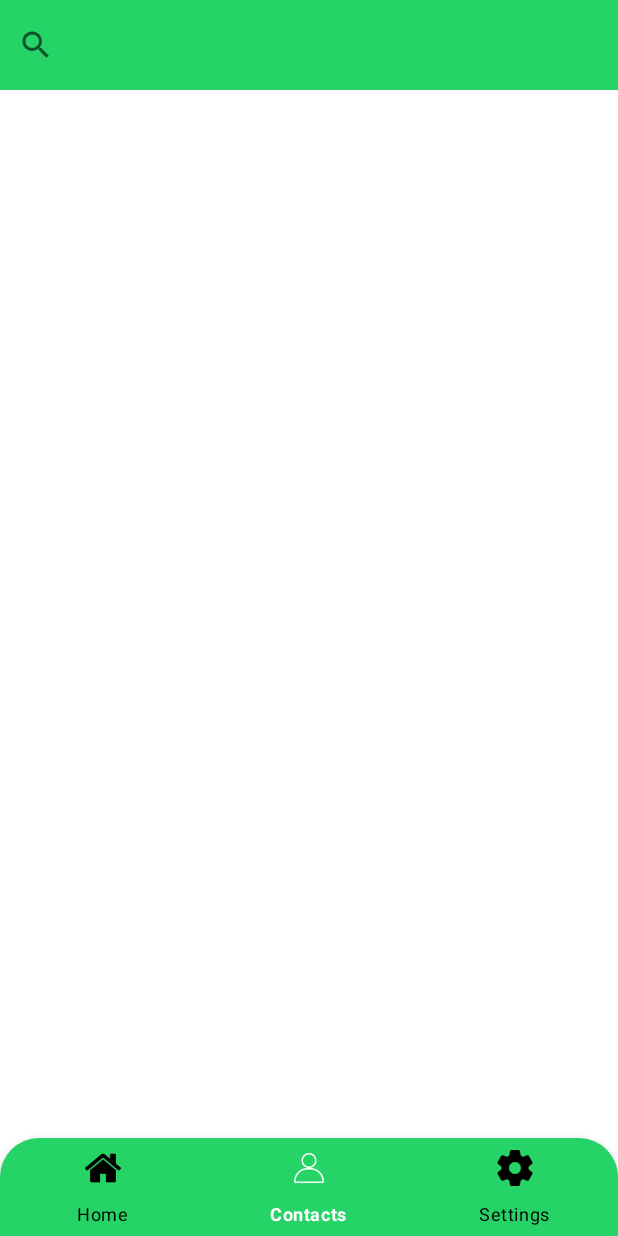
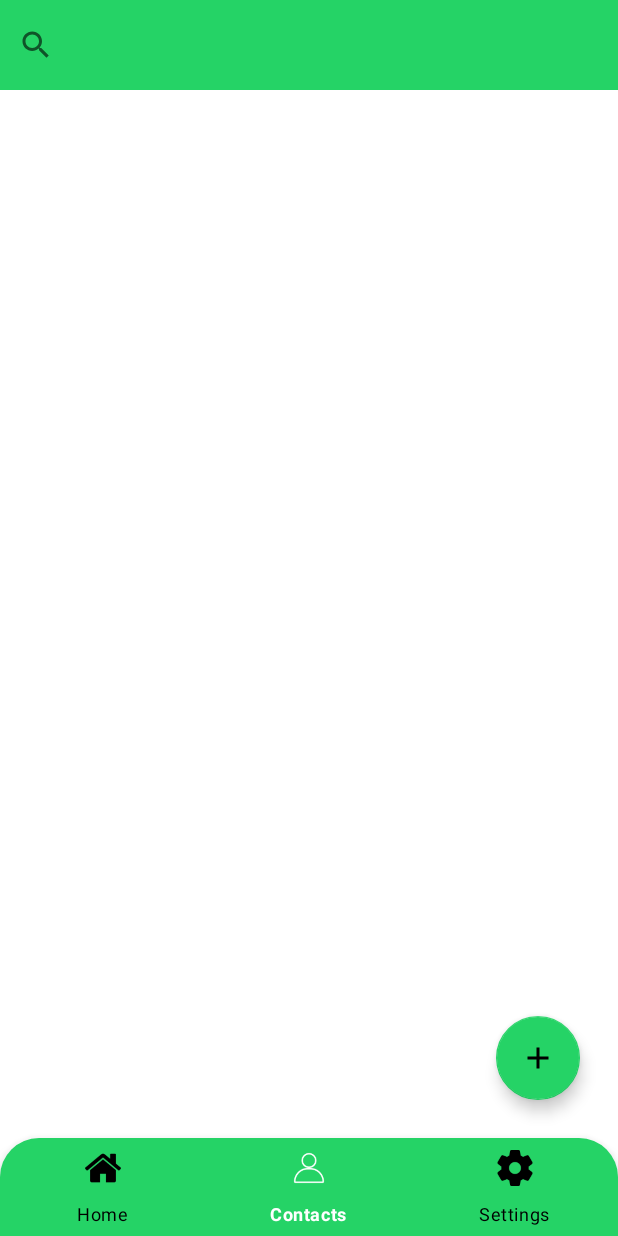
Before and after one commit to Abhish4k/PhoremAndr, an Android app: the HomeFragment screen opened directly, with no data from a screen before it, item 2 of the bottom bar chosen, on a phone screen of 412 x 824 dp. Run offline under Robolectric (Android 15) with nearby library versions, the phone set to English and light mode, and no system bars; our stand-ins replace data binding, sdp/ssp sizes.

Commit message:
Search View functionality implemented and create Contact Action on FloatingActionButton

```diff
--- a/app/src/main/java/com/example/phoremandr/activities/SignUpScreen.java
+++ b/app/src/main/java/com/example/phoremandr/activities/SignUpScreen.java
@@ -86,11 +86,7 @@ public class SignUpScreen extends BaseActivity {
             }
         });
 
-
-
     }
-
-
 
     void goToSignInPage(){
         startActivity(new Intent(SignUpScreen.this, SignInScreen.class));
--- a/app/src/main/java/com/example/phoremandr/adapter/ContactAdapter.java
+++ b/app/src/main/java/com/example/phoremandr/adapter/ContactAdapter.java
@@ -10,6 +10,7 @@ import android.widget.ImageView;
 import android.widget.LinearLayout;
 import android.widget.TextView;
 
+import androidx.annotation.NonNull;
 import androidx.recyclerview.widget.RecyclerView;
 
 import com.example.phoremandr.R;
@@ -24,14 +25,16 @@ public class ContactAdapter extends RecyclerView.Adapter<ContactAdapter.ViewHold
 
     // RecyclerView recyclerView;
     public ContactAdapter(List<ContactListModel> listData) {
-        this.listData = listData;
+        ContactAdapter.listData = listData;
     }
+    @NonNull
     @Override
     public ViewHolder onCreateViewHolder(ViewGroup parent, int viewType) {
         this.context = parent.getContext();
         LayoutInflater layoutInflater = LayoutInflater.from(parent.getContext());
         View listItem= layoutInflater.inflate(R.layout.rv_contact_content, parent, false);
         ViewHolder viewHolder = new ViewHolder(listItem);
+
         return viewHolder;
     }
 
@@ -72,9 +75,14 @@ public class ContactAdapter extends RecyclerView.Adapter<ContactAdapter.ViewHold
         }
     }
 
-  public void updateData(List<ContactListModel> newList){
-        listData.clear();
-        listData.addAll(newList);
-//       this.notifyDataSetChanged();
-  }
+    public void filterList(ArrayList<ContactListModel> filterlist) {
+        // below line is to add our filtered
+        // list in our course array list.
+        listData = filterlist;
+        // below line is to notify our adapter
+        // as change in recycler view data.
+         this.notifyDataSetChanged();
+    }
+
+
 }
--- a/app/src/main/res/layout/activity_signin.xml
+++ b/app/src/main/res/layout/activity_signin.xml
@@ -1,6 +1,6 @@
 <?xml version="1.0" encoding="utf-8"?>
-<layout
-    xmlns:android="http://schemas.android.com/apk/res/android">
+<layout xmlns:android="http://schemas.android.com/apk/res/android"
+    xmlns:app="http://schemas.android.com/apk/res-auto">
 
 
     <RelativeLayout
@@ -53,11 +53,11 @@
                 android:layout_width="match_parent"
                 android:layout_height="wrap_content"
                 android:layout_marginTop="15dp"
+                app:endIconMode="password_toggle"
                 android:hint="@string/password">
 
                 <com.google.android.material.textfield.TextInputEditText
                     android:id="@+id/etPass"
-                    android:singleLine="true"
                     android:layout_width="match_parent"
                     android:layout_height="match_parent"
                     android:inputType="textPassword"
--- a/app/src/main/res/layout/activity_signup.xml
+++ b/app/src/main/res/layout/activity_signup.xml
@@ -1,7 +1,7 @@
 <?xml version="1.0" encoding="utf-8"?>
 
 <layout xmlns:android="http://schemas.android.com/apk/res/android"
->
+    xmlns:app="http://schemas.android.com/apk/res-auto">
     <RelativeLayout
         android:layout_width="match_parent"
         android:layout_height="match_parent"
@@ -94,6 +94,7 @@
                 android:layout_width="match_parent"
                 android:layout_height="wrap_content"
                 android:hint="@string/password"
+                app:endIconMode="password_toggle"
                 style="@style/Widget.MaterialComponents.TextInputLayout.OutlinedBox"
                 android:layout_marginTop="15dp">
 
--- a/app/src/main/res/layout/fragment_contacts.xml
+++ b/app/src/main/res/layout/fragment_contacts.xml
@@ -1,6 +1,10 @@
 <?xml version="1.0" encoding="utf-8"?>
 <layout
     xmlns:android="http://schemas.android.com/apk/res/android">
+<RelativeLayout
+    android:layout_width="match_parent"
+    android:layout_height="match_parent">
+
 
     <LinearLayout
         xmlns:tools="http://schemas.android.com/tools"
@@ -36,4 +40,21 @@
             android:layout_gravity="center_horizontal"/>
 
     </LinearLayout>
+
+    <com.google.android.material.floatingactionbutton.FloatingActionButton
+        android:id="@+id/createContactBtn"
+        android:layout_width="wrap_content"
+        android:layout_height="wrap_content"
+        android:layout_alignParentEnd="true"
+        android:layout_alignParentBottom="true"
+        android:layout_marginStart="25dp"
+        android:layout_marginTop="25dp"
+        android:layout_marginEnd="25dp"
+        android:layout_marginBottom="25dp"
+        android:contentDescription="@string/create_memo"
+        android:src="@drawable/add" />
+
+
+</RelativeLayout>
+
 </layout>
--- a/app/src/main/res/values/strings.xml
+++ b/app/src/main/res/values/strings.xml
@@ -44,4 +44,5 @@
     <string name="stop">Stop</string>
     <string name="start">Start</string>
     <string name="no_result_found">No Result Found</string>
+    <string name="search_here">Search here...</string>
 </resources>
```
Also changed, not shown: app/src/main/AndroidManifest.xml (+5 -2 lines), app/src/main/java/com/example/phoremandr/activities/SignInScreen.java (+0 -9 lines), app/src/main/java/com/example/phoremandr/fragment/ContactFragment.java (+49 -37 lines), app/src/main/java/com/example/phoremandr/receiver/CallReceiver.java (+6 -6 lines), app/src/main/res/layout/fragment_home.xml (+7 -4 lines), app/src/main/res/layout/rv_contact_content.xml (+9 -11 lines).
